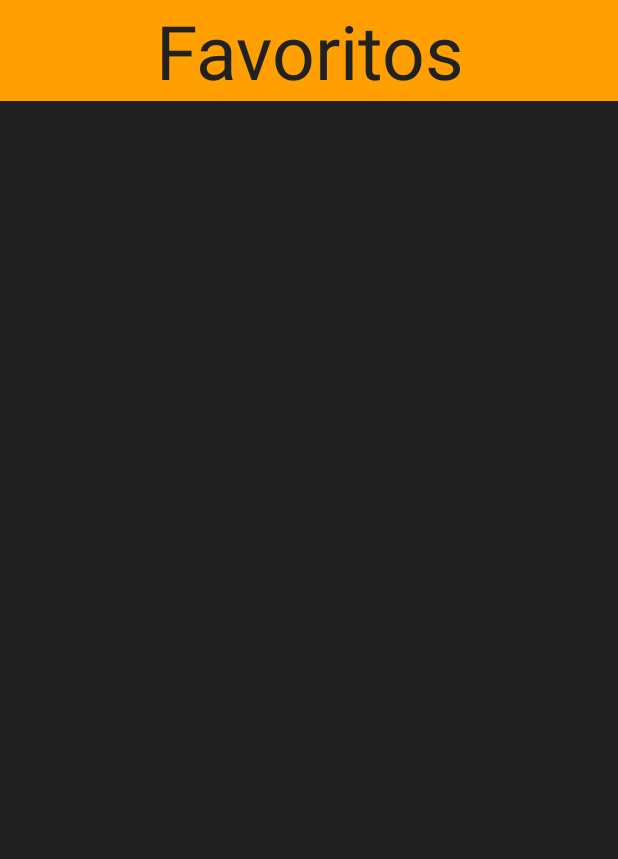
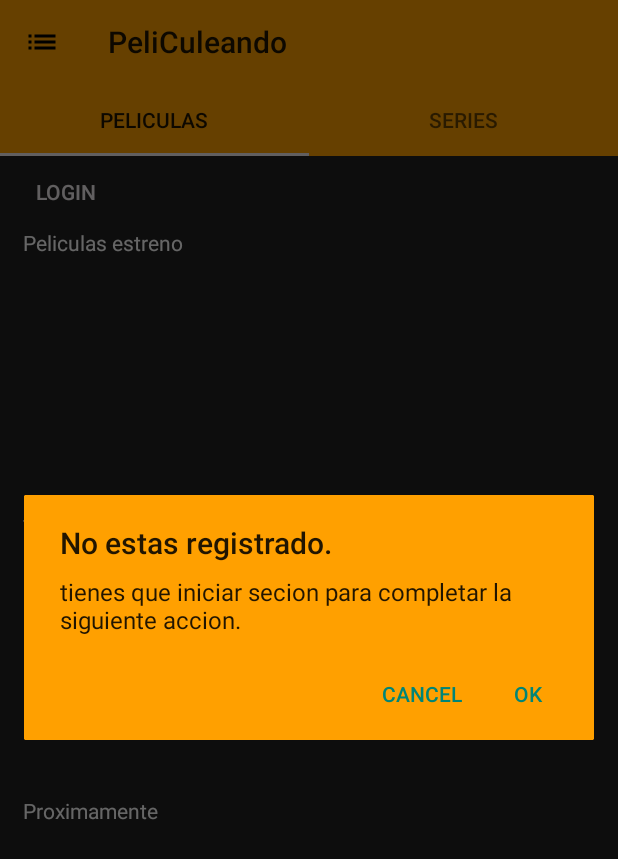
Before and after one commit to FelipeFragueiro/Reflex, an Android app: the screen it shows after launch (FavoritosActivity before the commit, MainActivity after it), in the side drawer, after a tap on "Favoritos", on a phone screen of 412 x 824 dp. Shown: the top 859 px of the screen. Run offline under Robolectric (Android 15) with nearby library versions, the phone set to English and light mode, and no system bars; our stand-ins replace Firebase (no records; nobody signed in at launch, a user with empty details on screens opened directly); libraries missing offline, so code that uses them is left out: com.facebook, com.facebook.appevents, com.facebook.login; pictures from the network do not load; 24 statements that could not run were skipped.

Commit message:
agregue otras cosas a la parte de favoritos
asdad

```diff
--- a/app/src/main/AndroidManifest.xml
+++ b/app/src/main/AndroidManifest.xml
@@ -13,6 +13,7 @@
         android:supportsRtl="true"
         android:theme="@style/AppTheme">
         <activity android:name=".View.MainActivity">
+
             <intent-filter>
                 <action android:name="android.intent.action.MAIN" />
 
@@ -31,7 +32,6 @@
         <meta-data
             android:name="com.facebook.sdk.ApplicationId"
             android:value="@string/facebook_app_id" />
-
         <activity
             android:name="com.facebook.FacebookActivity"
             android:configChanges="keyboard|keyboardHidden|screenLayout|screenSize|orientation"
@@ -41,13 +41,10 @@
             android:exported="true">
             <intent-filter>
                 <action android:name="android.intent.action.VIEW" />
-
                 <category android:name="android.intent.category.DEFAULT" />
                 <category android:name="android.intent.category.BROWSABLE" />
-
                 <data android:scheme="@string/fb_login_protocol_scheme" />
             </intent-filter>
         </activity>
     </application>
-
 </manifest>
--- a/app/src/main/java/a0817moact03c_2/a0817moact03c_02/View/Activities/LoginActivity.java
+++ b/app/src/main/java/a0817moact03c_2/a0817moact03c_02/View/Activities/LoginActivity.java
@@ -5,8 +5,10 @@ import android.support.annotation.NonNull;
 import android.support.v7.app.AppCompatActivity;
 import android.os.Bundle;
 import android.util.Log;
+import android.widget.ImageView;
 import android.widget.Toast;
 
+import com.bumptech.glide.Glide;
 import com.facebook.AccessToken;
 import com.facebook.CallbackManager;
 import com.facebook.FacebookCallback;
@@ -35,6 +37,9 @@ public class LoginActivity extends AppCompatActivity {
         super.onCreate(savedInstanceState);
         FacebookSdk.sdkInitialize(getApplicationContext());
         setContentView(R.layout.activity_login);
+        ImageView imageView = (ImageView)findViewById(R.id.imageviewlogin);
+
+        Glide.with(getApplicationContext()).load("https://i.kinja-img.com/gawker-media/image/upload/t_original/ljtry40abluorsmb7hnh.gif").into(imageView);
 
 
         LoginButton loginButton = (LoginButton)findViewById(R.id.login_button);
--- a/app/src/main/java/a0817moact03c_2/a0817moact03c_02/View/MainActivity.java
+++ b/app/src/main/java/a0817moact03c_2/a0817moact03c_02/View/MainActivity.java
@@ -1,5 +1,7 @@
 package a0817moact03c_2.a0817moact03c_02.View;
 
+import android.app.Activity;
+import android.content.DialogInterface;
 import android.content.pm.PackageInfo;
 import android.content.pm.PackageManager;
 import android.content.pm.Signature;
@@ -13,6 +15,7 @@ import android.support.v4.app.FragmentTransaction;
 import android.support.v4.view.GravityCompat;
 import android.support.v4.view.ViewPager;
 import android.support.v4.widget.DrawerLayout;
+import android.support.v7.app.AlertDialog;
 import android.support.v7.app.AppCompatActivity;
 import android.os.Bundle;
 import android.support.v7.widget.Toolbar;
@@ -20,6 +23,10 @@ import android.util.Base64;
 import android.util.Log;
 import android.view.MenuItem;
 import android.view.View;
+import android.widget.Toast;
+
+import com.google.firebase.auth.FirebaseAuth;
+import com.google.firebase.auth.FirebaseUser;
 
 import java.security.MessageDigest;
 import java.security.NoSuchAlgorithmException;
@@ -122,15 +129,21 @@ public class MainActivity extends AppCompatActivity implements SeriesFragment.Es
 
             @Override
             public boolean onNavigationItemSelected(MenuItem item) {
+                FirebaseAuth mAuth = FirebaseAuth.getInstance();
+                FirebaseUser user = mAuth.getCurrentUser();
 
                 switch (item.getItemId()){
                     case R.id.Inicio :
                         Intent intent = getIntent();
                         finish();
-                        startActivity(intent);;
+                        startActivity(intent);
                         break;
                     case R.id.FavoritosItem :
-                        startActivity(new Intent(MainActivity.this, FavoritosActivity.class));
+                        if (user != null) {
+                            startActivity(new Intent(MainActivity.this, FavoritosActivity.class));
+                        }else {
+                            showDialog(MainActivity.this,"No estas registrado.", "tienes que iniciar secion para completar la siguiente accion.");
+                        }
                         break;
                     case R.id.Action :
                         cargadorDeFragments(new FragmentoGenerosPantallaPrincipal("28","Accion"));
@@ -209,6 +222,20 @@ public class MainActivity extends AppCompatActivity implements SeriesFragment.Es
         fragmentTransaction.addToBackStack(null);
         fragmentTransaction.replace(R.id.contenedorDeFragmentsDeGenerosPantallaPrincipal,unFragment);
         fragmentTransaction.commit();
+    }
+    public void showDialog(final Activity activity, String title, CharSequence message) {
+        AlertDialog.Builder builder = new AlertDialog.Builder(activity,R.style.MyDialogTheme);
+
+        if (title != null) builder.setTitle(title);
+
+        builder.setMessage(message);
+        builder.setPositiveButton("OK", new DialogInterface.OnClickListener() {
+            public void onClick(DialogInterface dialog, int which) {
+                startActivity(new Intent(activity, LoginActivity.class));
+            }
+        });
+        builder.setNegativeButton("Cancel", null);
+        builder.show();
     }
 
     private void cargarSeriesPopulares() {
--- a/app/src/main/res/values/styles.xml
+++ b/app/src/main/res/values/styles.xml
@@ -7,6 +7,10 @@
         <item name="colorPrimaryDark">@color/colorPrimaryDark</item>
         <item name="colorAccent">@color/colorAccent</item>
     </style>
+    <style name="MyDialogTheme" parent="Theme.AppCompat.Light.Dialog.Alert">
+        <item name="android:background">@color/colorPrimary</item>
+    </style>
+
     <style name="MenuItemTextAppearance">
         <item name="colorPrimary">@color/colorPrimary</item>
     </style>
```
Also changed, not shown: app/src/main/java/a0817moact03c_2/a0817moact03c_02/View/Fragments/DetallePeliculaFragment.java (+29 -0 lines), app/src/main/res/drawable/circle.xml (added, +12 -0 lines), app/src/main/res/drawable/circleimage.xml (added, +7 -0 lines), app/src/main/res/drawable/splash.xml (added, +12 -0 lines), app/src/main/res/layout/activity_login.xml (+31 -4 lines), app/src/main/res/drawable/logo.png (added), app/src/main/res/drawable/logo3.png (added).
